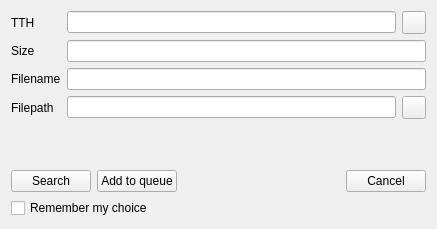
Above: eiskaltdcpp-qt/ui/UIMagnet.ui from eiskaltdcpp/eiskaltdcpp before the change. Below: the same form after it.
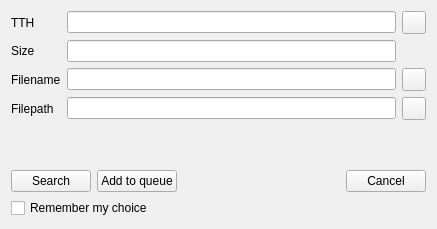
That is the form after the change. Custom widgets are drawn as their Qt base class.

Commit message: [Qt] Improve Magnet link viewer dialog.

What changed in the file:
```diff
--- a/eiskaltdcpp-qt/ui/UIMagnet.ui
+++ b/eiskaltdcpp-qt/ui/UIMagnet.ui
@@ -81,20 +81,6 @@
         </property>
        </widget>
       </item>
-      <item row="2" column="1" colspan="2">
-       <widget class="QLineEdit" name="lineEdit_SIZE">
-        <property name="readOnly">
-         <bool>true</bool>
-        </property>
-       </widget>
-      </item>
-      <item row="3" column="1" colspan="2">
-       <widget class="LineEdit" name="lineEdit_FNAME">
-        <property name="readOnly">
-         <bool>false</bool>
-        </property>
-       </widget>
-      </item>
       <item row="1" column="1">
        <widget class="QLineEdit" name="lineEdit_TTH">
         <property name="readOnly">
@@ -131,6 +117,36 @@
         </property>
        </widget>
       </item>
+      <item row="3" column="1">
+       <widget class="LineEdit" name="lineEdit_FNAME">
+        <property name="readOnly">
+         <bool>false</bool>
+        </property>
+       </widget>
+      </item>
+      <item row="3" column="2">
+       <widget class="QToolButton" name="toolButton_COPY_SEARCH_LINK">
+        <property name="maximumSize">
+         <size>
+          <width>16777215</width>
+          <height>16777215</height>
+         </size>
+        </property>
+        <property name="toolTip">
+         <string>Copy search link to clipboard</string>
+        </property>
+        <property name="text">
+         <string/>
+        </property>
+       </widget>
+      </item>
+      <item row="2" column="1">
+       <widget class="QLineEdit" name="lineEdit_SIZE">
+        <property name="readOnly">
+         <bool>true</bool>
+        </property>
+       </widget>
+      </item>
      </layout>
     </widget>
    </item>
```
Left out of the diff: 2 changed lines with no effect on the pictures. The commit also changes 3 other files.
